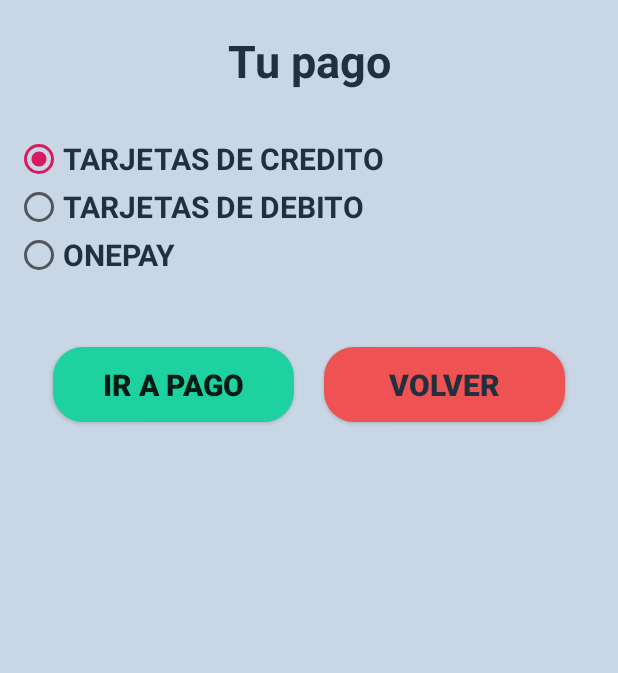
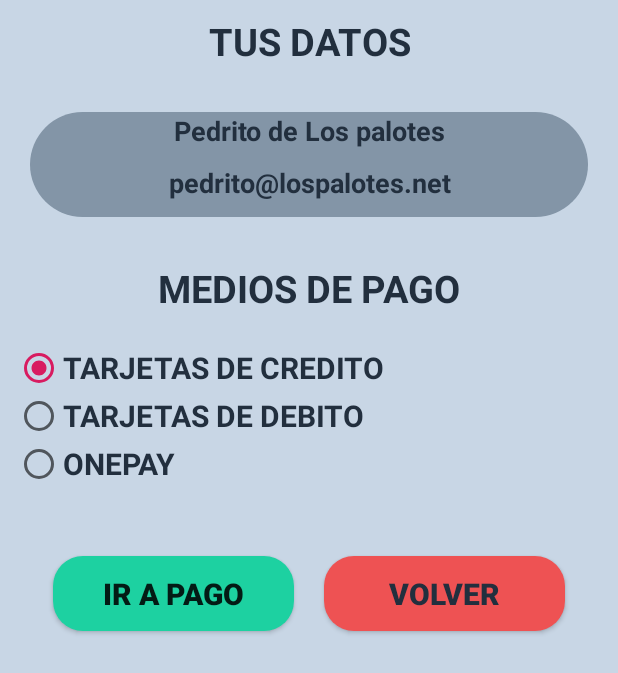
Before and after one commit to PowertrainFSAE47/ProyectoADBJ, an Android app: the menuPago screen opened directly, with no data from a screen before it, on a phone screen of 412 x 824 dp. Shown: the top 673 px of the screen. Run offline under Robolectric (Android 15) with nearby library versions, the phone set to English and light mode, and no system bars; 2 statements that could not run were skipped.

Commit message:
Conectada la pantalla de registro a la de pago

```diff
--- a/Android/ProyectoADBJ/app/src/main/java/com/example/proyectoadbj/UIHelpers.java
+++ b/Android/ProyectoADBJ/app/src/main/java/com/example/proyectoadbj/UIHelpers.java
@@ -11,6 +11,7 @@ public class UIHelpers {
         // Obtener radioboton presionado
 
         int radioButtonID = rg.getCheckedRadioButtonId();
+        System.out.println("Radiobutton ID: "+radioButtonID);
         View radioButton = rg.findViewById(radioButtonID);
         int idx = rg.indexOfChild(radioButton);
         RadioButton r = (RadioButton) rg.getChildAt(idx);
--- a/Android/ProyectoADBJ/app/src/main/java/com/example/proyectoadbj/Usuario.java
+++ b/Android/ProyectoADBJ/app/src/main/java/com/example/proyectoadbj/Usuario.java
@@ -3,7 +3,7 @@ package com.example.proyectoadbj;
 import android.os.Parcel;
 import android.os.Parcelable;
 
-public class Usuario {
+public class Usuario implements Parcelable {
 
     private String nombres,apellidos,password,genero,email;
 
@@ -59,4 +59,37 @@ public class Usuario {
         this.genero = genero;
     }
 
+    @Override
+    public int describeContents() {
+        return 0;
+    }
+
+    @Override
+    public void writeToParcel(Parcel dest, int flags) {
+        dest.writeString(this.nombres);
+        dest.writeString(this.apellidos);
+        dest.writeString(this.password);
+        dest.writeString(this.genero);
+        dest.writeString(this.email);
+    }
+
+    protected Usuario(Parcel in) {
+        this.nombres = in.readString();
+        this.apellidos = in.readString();
+        this.password = in.readString();
+        this.genero = in.readString();
+        this.email = in.readString();
+    }
+
+    public static final Parcelable.Creator<Usuario> CREATOR = new Parcelable.Creator<Usuario>() {
+        @Override
+        public Usuario createFromParcel(Parcel source) {
+            return new Usuario(source);
+        }
+
+        @Override
+        public Usuario[] newArray(int size) {
+            return new Usuario[size];
+        }
+    };
 }
--- a/Android/ProyectoADBJ/app/src/main/java/com/example/proyectoadbj/menuPago.java
+++ b/Android/ProyectoADBJ/app/src/main/java/com/example/proyectoadbj/menuPago.java
@@ -7,15 +7,21 @@ import android.os.Bundle;
 import android.view.View;
 import android.widget.Button;
 import android.widget.RadioButton;
+import android.widget.RadioGroup;
+import android.widget.TextView;
 
 public class menuPago extends AppCompatActivity {
+
+
+
 
     private Button btPagar;
     private Button btNoPagar;
 
-    private RadioButton rbCredito;
-    private RadioButton rbDebito;
-    private RadioButton rbOnepay;
+    private RadioGroup rgPagos;
+
+    private TextView lbNombreRegistrado;
+    private TextView lbCorreoRegistrado;
 
     @Override
     protected void onCreate(Bundle savedInstanceState) {
@@ -23,15 +29,21 @@ public class menuPago extends AppCompatActivity {
         setContentView(R.layout.activity_pago);
 
         // Botones de pago
-        btPagar = (Button) findViewById(R.id.btPagar);
-        btNoPagar = (Button) findViewById(R.id.btNoPagar);
+        btPagar = findViewById(R.id.btPagar);
+        btNoPagar = findViewById(R.id.btNoPagar);
 
-        // Radio botones
+        // Radio group
+        rgPagos = findViewById(R.id.rgPagos);
+        lbNombreRegistrado=findViewById(R.id.lbNombreRegistrado);
+        lbCorreoRegistrado=findViewById(R.id.lbCorreoRegistrado);
 
-        rbCredito = (RadioButton) findViewById(R.id.rbCredito);
-        rbDebito = (RadioButton) findViewById(R.id.rbDebito);
-        rbOnepay = (RadioButton) findViewById(R.id.rbOnepay);
+        //Obtener intent
+        Intent intentRegistro = getIntent();
+        Usuario myUser = intentRegistro.getParcelableExtra("myUser");
 
+        // Actualizar datos registrados.
+        lbNombreRegistrado.setText(myUser.getNombres()+" "+myUser.getApellidos());
+        lbCorreoRegistrado.setText(myUser.getEmail());
 
         btNoPagar.setOnClickListener(new View.OnClickListener() {
             @Override
--- a/Android/ProyectoADBJ/app/src/main/java/com/example/proyectoadbj/menuRegistro.java
+++ b/Android/ProyectoADBJ/app/src/main/java/com/example/proyectoadbj/menuRegistro.java
@@ -39,6 +39,7 @@ public class menuRegistro extends AppCompatActivity {
         txRepetirPassword = findViewById(R.id.txRepetirPassword);
         btAceptarSub = findViewById(R.id.btAceptarSub);
         btCancelarSub = findViewById(R.id.btCancelarSub);
+        rgGenero=findViewById(R.id.rgGenero);
 
 
         // Almacenar claves
@@ -93,7 +94,9 @@ public class menuRegistro extends AppCompatActivity {
 
                     // Usuario debe ser enviado a la base de datos o algo.
 
+
                     Intent aMenuPago = new Intent(menuRegistro.this, menuPago.class);
+                    aMenuPago.putExtra("myUser",myUser);
                     startActivity(aMenuPago);
                 } else {
                     errorHandler.Toaster(stackErrores.lastElement(), menuRegistro.this);
--- a/Android/ProyectoADBJ/app/src/main/res/layout/activity_pago.xml
+++ b/Android/ProyectoADBJ/app/src/main/res/layout/activity_pago.xml
@@ -6,6 +6,7 @@
     android:layout_height="match_parent"
     android:orientation="vertical"
     tools:context=".menuRegistro">
+
 
     <LinearLayout
         android:layout_width="match_parent"
@@ -22,12 +23,58 @@
         <TextView
             android:id="@+id/textView"
             android:layout_width="match_parent"
-            android:layout_height="60dp"
-            android:layout_marginTop="20dp"
-            android:text="Tu pago"
+            android:layout_height="wrap_content"
+            android:layout_marginTop="10dp"
+            android:layout_marginBottom="10dp"
+            android:text="TUS DATOS"
             android:textAlignment="center"
             android:textColor="#222f3e"
-            android:textSize="30sp"
+            android:textSize="25dp"
+            android:textStyle="bold" />
+
+        <LinearLayout
+            android:layout_width="match_parent"
+            android:layout_height="70dp"
+            android:layout_margin="20dp"
+            android:background="@drawable/button_round"
+            android:backgroundTint="#8395a7"
+            android:orientation="vertical">
+
+
+            <TextView
+                android:id="@+id/lbNombreRegistrado"
+                android:layout_width="match_parent"
+                android:layout_height="wrap_content"
+                android:layout_weight="1"
+                android:text="Pedrito de Los palotes"
+                android:textAlignment="center"
+                android:textColor="#222f3e"
+                android:textSize="18dp"
+                android:textStyle="bold" />
+
+            <TextView
+                android:id="@+id/lbCorreoRegistrado"
+                android:layout_width="match_parent"
+                android:layout_height="wrap_content"
+                android:layout_weight="1"
+                android:text="pedrito@lospalotes.net"
+                android:textAlignment="center"
+                android:textColor="#222f3e"
+                android:textSize="18dp"
+                android:textStyle="bold" />
+
+        </LinearLayout>
+
+        <TextView
+            android:id="@+id/lblMediosPago"
+            android:layout_width="match_parent"
+            android:layout_height="wrap_content"
+            android:layout_marginTop="10dp"
+            android:layout_marginBottom="10dp"
+            android:text="MEDIOS DE PAGO"
+            android:textAlignment="center"
+            android:textColor="#222f3e"
+            android:textSize="25dp"
             android:textStyle="bold" />
 
         <LinearLayout
@@ -37,76 +84,74 @@
             android:orientation="horizontal">
 
 
-
             <RadioGroup
                 android:layout_width="wrap_content"
                 android:layout_height="wrap_content"
-                android:layout_weight="1">
+                android:layout_weight="1"
+                android:id="@+id/rgPagos">
 
                 <RadioButton
-                    android:checked="true"
                     android:id="@+id/rbCredito"
                     android:layout_width="match_parent"
                     android:layout_height="wrap_content"
-                    android:textStyle="bold"
+                    android:checked="true"
+                    android:text="TARJETAS DE CREDITO"
                     android:textColor="#222f3e"
-                    android:text="TARJETAS DE CREDITO"
-                    android:textSize="20dp"/>
+                    android:textSize="20dp"
+                    android:textStyle="bold" />
 
                 <RadioButton
                     android:id="@+id/rbDebito"
                     android:layout_width="match_parent"
                     android:layout_height="wrap_content"
-                    android:textStyle="bold"
+                    android:text="TARJETAS DE DEBITO"
                     android:textColor="#222f3e"
-                    android:text="TARJETAS DE DEBITO"
-                    android:textSize="20dp"/>
+                    android:textSize="20dp"
+                    android:textStyle="bold" />
 
                 <RadioButton
                     android:id="@+id/rbOnepay"
                     android:layout_width="match_parent"
                     android:layout_height="wrap_content"
-                    android:textStyle="bold"
+                    android:text="ONEPAY"
                     android:textColor="#222f3e"
-                    android:text="ONEPAY"
-                    android:textSize="20dp"/>
+                    android:textSize="20dp"
+                    android:textStyle="bold" />
 
             </RadioGroup>
         </LinearLayout>
 
-
-
         <LinearLayout
             android:layout_width="match_parent"
+            android:layout_height="80dp"
             android:layout_margin="20dp"
             android:orientation="horizontal"
-            android:layout_height="80dp"
             android:padding="5dp">
 
             <Button
                 android:id="@+id/btPagar"
                 android:layout_width="100dp"
                 android:layout_height="50dp"
+                android:layout_margin="10dp"
                 android:layout_weight="1"
+                android:background="@drawable/edit_round"
+                android:backgroundTint="#1dd1a1"
                 android:text="Ir a pago"
-                android:backgroundTint="#1dd1a1"
-                android:textStyle="bold"
                 android:textSize="20dp"
-                android:layout_margin="10dp"
-                android:background="@drawable/edit_round"/>
+                android:textStyle="bold" />
 
             <Button
                 android:id="@+id/btNoPagar"
                 android:layout_width="100dp"
                 android:layout_height="50dp"
+                android:layout_margin="10dp"
                 android:layout_weight="1"
                 android:background="@drawable/edit_round"
                 android:backgroundTint="#ee5253"
                 android:text="Volver"
                 android:textColor="#222f3e"
-                android:textStyle="bold"
-                android:layout_margin="10dp"
-                android:textSize="20dp"/>
+                android:textSize="20dp"
+                android:textStyle="bold" />
         </LinearLayout>
 
     </LinearLayout>
```
